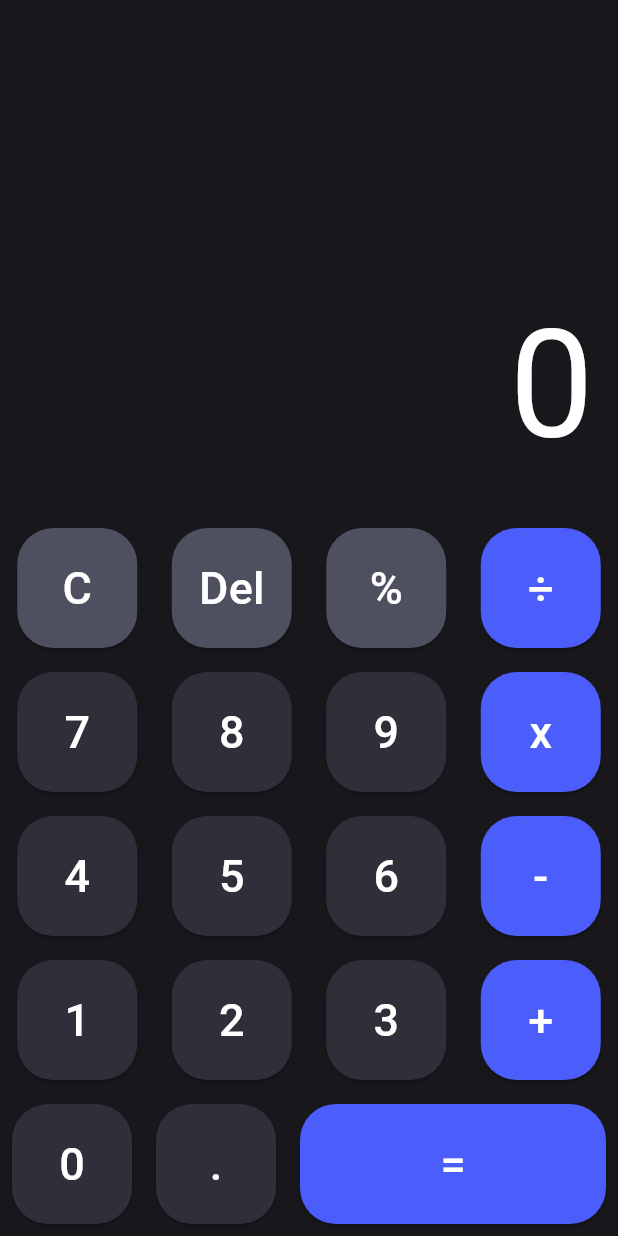
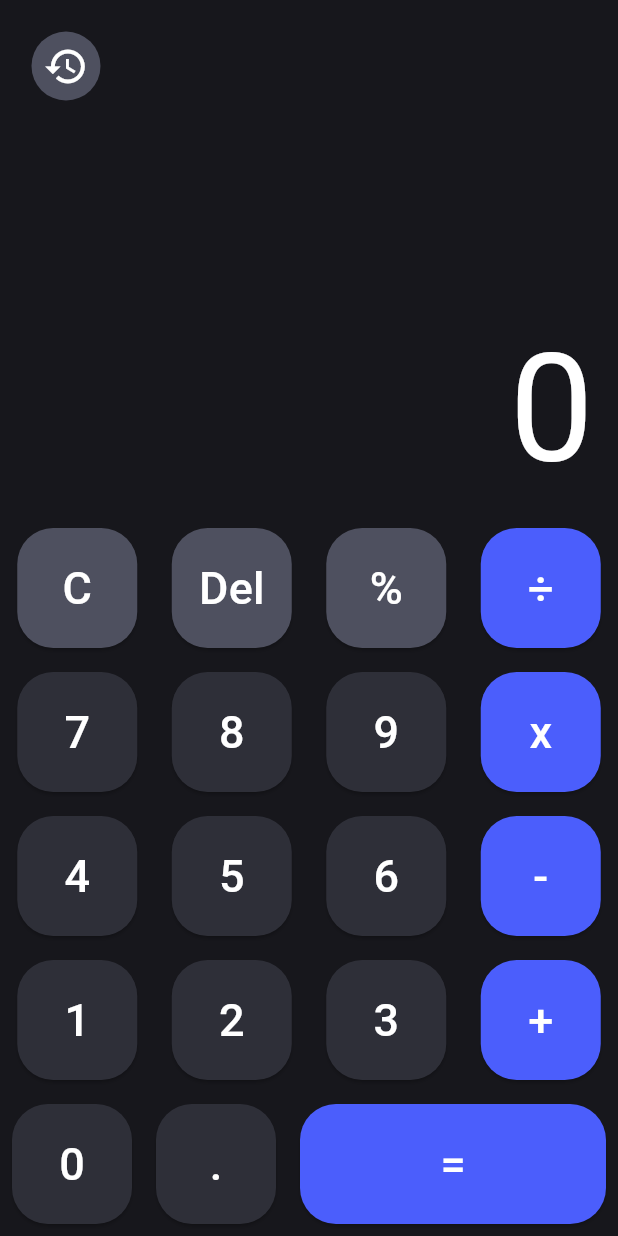
Before and after one commit to Moamen771/Calculator, a Flutter app: the screen it shows after launch, on a phone screen of 412 x 824 dp. Run offline on Flutter 3.47's test engine with Material 3 defaults, Android fonts, the phone set to English and light mode, and no system bars; our stand-ins replace math_expressions, widget_and_text_animator.

```diff
--- a/lib/screens/home_screen.dart
+++ b/lib/screens/home_screen.dart
@@ -1,4 +1,5 @@
 import 'package:calculator/components.dart';
+import 'package:calculator/screens/history_screen.dart';
 import 'package:calculator/widgets/buttons_row.dart';
 import 'package:calculator/widgets/calculator_button.dart';
 import 'package:flutter/material.dart';
@@ -15,6 +16,7 @@ class _HomeScreenState extends State<HomeScreen> {
   String output = '';
   String equation = '';
   String result = '0';
+  List<Map<String, String>> history = [];
 
   @override
   Widget build(BuildContext context) {
@@ -22,17 +24,40 @@ class _HomeScreenState extends State<HomeScreen> {
       backgroundColor: backgroundColor,
       body: Column(
         children: [
+          Align(
+            alignment: Alignment.topLeft,
+            child: Padding(
+              padding: const EdgeInsets.only(left: 20.0, top: 20),
+              child: IconButton(
+                onPressed: () {
+                  Navigator.push(
+                      context,
+                      MaterialPageRoute(
+                        builder: (context) => HistoryScreen(
+                          history: history,
+                        ),
+                      ));
+                },
+                style: IconButton.styleFrom(
+                    backgroundColor: secondaryColor,
+                    foregroundColor: Colors.white),
+                icon: Icon(
+                  Icons.history,
+                  size: 30,
+                ),
+              ),
+            ),
+          ),
           Expanded(
             child: SizedBox(
               width: double.infinity,
               child: Padding(
-                padding: const EdgeInsets.all(16.0),
+                padding: const EdgeInsets.symmetric(horizontal: 16.0),
                 child: Column(
                   mainAxisAlignment: MainAxisAlignment.end,
                   crossAxisAlignment: CrossAxisAlignment.end,
                   children: [
-                    SizedBox(
-                      child: FittedBox(
+                    FittedBox(
                       fit: BoxFit.scaleDown,
                       child: Text(
                         output,
@@ -43,15 +68,12 @@ class _HomeScreenState extends State<HomeScreen> {
                         ),
                       ),
                     ),
-                    ),
-                    SizedBox(
-                      child: FittedBox(
+                    FittedBox(
                       fit: BoxFit.scaleDown,
                       child: Text(
                         result,
                         style: TextStyle(color: Colors.white, fontSize: 100),
                         overflow: TextOverflow.ellipsis,
-                        ),
                       ),
                     ),
                   ],
@@ -298,6 +320,7 @@ class _HomeScreenState extends State<HomeScreen> {
                         result = evalResult.toString();
                       }
                     });
+                    history.add({"output": output, "result": result});
                   },
                   text: "=",
                 ),
```
Also changed, not shown: lib/screens/history_screen.dart (added, +72 -0 lines). Lines whose indentation alone changed are shown as unchanged.
